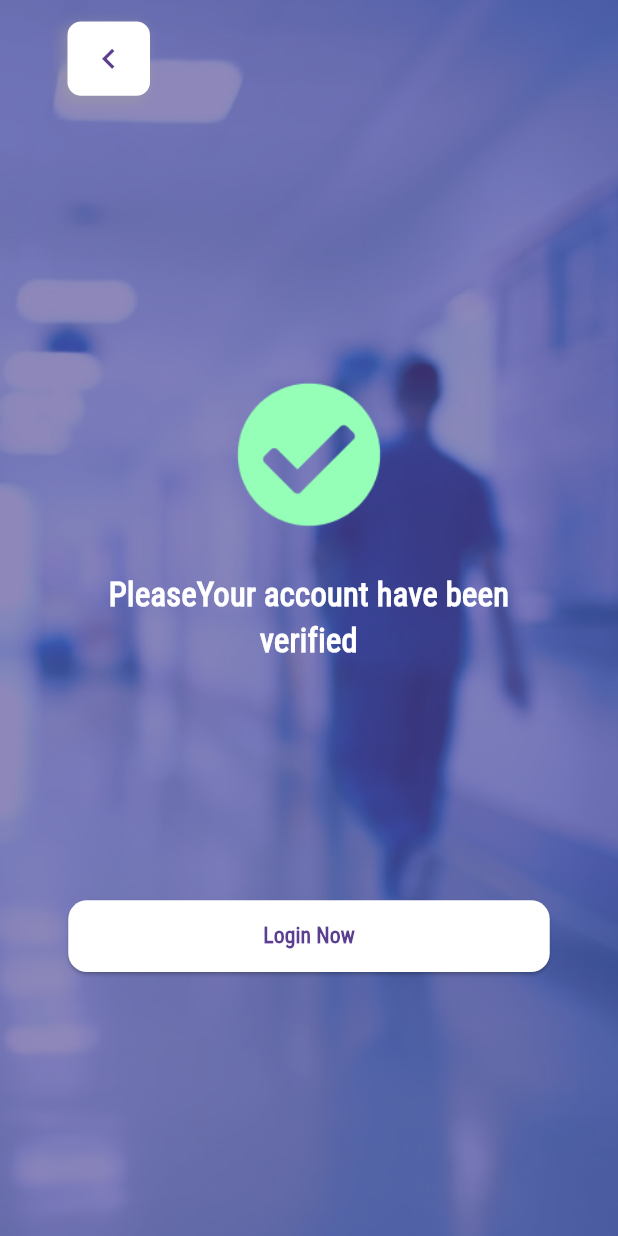
After one commit to Abdelrhman-M98/nuro_app, a Flutter app: the PatientInfoView screen opened by its route, after a tap on "Verify Data", on a phone screen of 412 x 824 dp. The commit adds this screen. Run offline on Flutter 3.47's test engine with Material 3 defaults, Android fonts, the phone set to English and light mode, and no system bars; our stand-ins replace fl_chart, flutter_screenutil, font_awesome_flutter, go_router.

Commit message:
finish Verify Data view

```diff
--- a/lib/Core/utils/app_assets.dart
+++ b/lib/Core/utils/app_assets.dart
@@ -1,3 +1,7 @@
 class AppAssets {
   static const String kSplashImage = 'assets/images/BLUE2COLOR.png';
+  static const String kGoogleIcon = 'assets/images/google_icon.png';
+  static const String kHospitalIcon = 'assets/images/HospitalImage.png';
+  static const String kCoffeeIcon = 'assets/images/coffee-img.png';
+  static const String kDoneIcon = 'assets/images/check-circle.png';
 }
--- a/lib/Core/utils/app_routes.dart
+++ b/lib/Core/utils/app_routes.dart
@@ -7,6 +7,7 @@ import 'package:neuro_app/Features/Entry_View/presentation/view/entry_view.dart'
 import 'package:neuro_app/Features/Entry_View/presentation/view/patient_info_view.dart';
 import 'package:neuro_app/Features/Entry_View/presentation/view/user_type_view.dart';
 import 'package:neuro_app/Features/Splash_View/presentation/splash_view.dart';
+import 'package:neuro_app/Features/Verifying_Data/Presentation/view/verifying_data_view.dart';
 
 abstract class AppRouter {
   static const kLoginView = '/loginView';
@@ -15,6 +16,7 @@ abstract class AppRouter {
   static const kDoctorInfoView = '/doctorInfoView';
   static const kDetailsForDoctorView = '/detailsForDoctorView';
   static const kAllPatientsView = '/allPatientsView';
+  static const kVerifyDataView = '/verifyDataView';
 
   static final router = GoRouter(
     routes: [
@@ -54,6 +56,10 @@ abstract class AppRouter {
         path: kAllPatientsView,
         builder: (context, state) => AllPatientsView(),
       ),
+      GoRoute(
+        path: kVerifyDataView,
+        builder: (context, state) => VerifyingDataView(),
+      ),
     ],
   );
 }
--- a/lib/Features/Entry_View/presentation/view/patient_info_view.dart
+++ b/lib/Features/Entry_View/presentation/view/patient_info_view.dart
@@ -1,10 +1,36 @@
 import 'package:flutter/material.dart';
+import 'package:flutter_screenutil/flutter_screenutil.dart';
+import 'package:go_router/go_router.dart';
+import 'package:neuro_app/Core/utils/app_routes.dart';
+import 'package:neuro_app/Core/utils/custom_appbar_button.dart';
+import 'package:neuro_app/Core/utils/custom_button.dart';
 
 class PatientInfoView extends StatelessWidget {
   const PatientInfoView({super.key});
 
   @override
   Widget build(BuildContext context) {
-    return Container();
+    return Scaffold(
+      body: SafeArea(
+        child: Padding(
+          padding: EdgeInsets.symmetric(horizontal: 45.w),
+          child: Column(
+            children: [
+              CustomAppBarButton(
+                onPressed: () {
+                  GoRouter.of(context).go(AppRouter.kUserTypeView);
+                },
+              ),
+              CustomButton(
+                text: "Verify Data",
+                onPressed: () {
+                  GoRouter.of(context).go(AppRouter.kVerifyDataView);
+                },
+              ),
+            ],
+          ),
+        ),
+      ),
+    );
   }
 }
--- /dev/null
+++ b/lib/Features/Verifying_Data/Presentation/view/Widgets/success_validate_widget.dart
@@ -0,0 +1,52 @@
+import 'package:flutter/material.dart';
+import 'package:flutter_screenutil/flutter_screenutil.dart';
+import 'package:neuro_app/Core/utils/app_assets.dart';
+import 'package:neuro_app/Core/utils/const.dart';
+import 'package:neuro_app/Core/utils/styles.dart';
+
+class SuccessValidation extends StatelessWidget {
+  const SuccessValidation({super.key});
+
+  @override
+  Widget build(BuildContext context) {
+    return Expanded(
+      child: Center(
+        child: Column(
+          mainAxisSize: MainAxisSize.min,
+          children: [
+            Image.asset(AppAssets.kDoneIcon, width: 109.w, height: 109.h),
+            SizedBox(height: 32.h),
+            Padding(
+              padding: EdgeInsets.symmetric(horizontal: 61.w),
+              child: Text(
+                "PleaseYour account have been verified",
+                maxLines: 2,
+                textAlign: TextAlign.center,
+                style: FontStyles.roboto24.copyWith(color: Colors.white),
+              ),
+            ),
+            SizedBox(height: 175.h),
+            ElevatedButton(
+              onPressed: () {},
+              style: ElevatedButton.styleFrom(
+                backgroundColor: Colors.white,
+                padding: EdgeInsets.symmetric(vertical: 15.h),
+                minimumSize: Size(321.w, 52.h),
+                shape: RoundedRectangleBorder(
+                  borderRadius: BorderRadius.circular(14.r),
+                ),
+              ),
+              child: Text(
+                "Login Now",
+                style: FontStyles.roboto16.copyWith(
+                  color: kPrimaryColor,
+                  fontWeight: FontWeight.w800,
+                ),
+              ),
+            ),
+          ],
+        ),
+      ),
+    );
+  }
+}
--- /dev/null
+++ b/lib/Features/Verifying_Data/Presentation/view/Widgets/wait_data_validate_widget.dart
@@ -0,0 +1,39 @@
+import 'package:flutter/material.dart';
+import 'package:flutter_screenutil/flutter_screenutil.dart';
+import 'package:neuro_app/Core/utils/app_assets.dart';
+import 'package:neuro_app/Core/utils/styles.dart';
+
+class WaitDataValidation extends StatelessWidget {
+  const WaitDataValidation({super.key});
+
+  @override
+  Widget build(BuildContext context) {
+    return Expanded(
+      child: Center(
+        child: Column(
+          mainAxisSize: MainAxisSize.min,
+          children: [
+            Image.asset(AppAssets.kCoffeeIcon, width: 109.w, height: 109.h),
+            SizedBox(height: 32.h),
+            Padding(
+              padding: EdgeInsets.symmetric(horizontal: 61.w),
+              child: Text(
+                "Please take a cup of coffee until verification",
+                maxLines: 2,
+                textAlign: TextAlign.center,
+                style: FontStyles.roboto24.copyWith(color: Colors.white),
+              ),
+            ),
+            SizedBox(height: 32.h),
+            Text(
+              "Almost from 10 mins to 30 mins",
+              maxLines: 2,
+              textAlign: TextAlign.center,
+              style: FontStyles.roboto16.copyWith(color: Colors.white),
+            ),
+          ],
+        ),
+      ),
+    );
+  }
+}
--- /dev/null
+++ b/lib/Features/Verifying_Data/Presentation/view/verifying_data_view.dart
@@ -0,0 +1,43 @@
+import 'package:flutter/material.dart';
+import 'package:flutter_screenutil/flutter_screenutil.dart';
+import 'package:neuro_app/Core/utils/app_assets.dart';
+import 'package:neuro_app/Core/utils/const.dart';
+import 'package:neuro_app/Core/utils/custom_appbar_button.dart';
+import 'package:neuro_app/Features/Verifying_Data/Presentation/view/Widgets/success_validate_widget.dart';
+import 'package:neuro_app/Features/Verifying_Data/Presentation/view/Widgets/wait_data_validate_widget.dart';
+
+class VerifyingDataView extends StatelessWidget {
+  const VerifyingDataView({super.key});
+
+  @override
+  Widget build(BuildContext context) {
+    bool isVerified = true;
+    return Scaffold(
+      body: Stack(
+        alignment: Alignment.center,
+        children: [
+          Positioned.fill(
+            child: Image.asset(AppAssets.kHospitalIcon, fit: BoxFit.cover),
+          ),
+          Positioned.fill(
+            child: Container(color: kPrimaryColor.withOpacity(0.62)),
+          ),
+          SafeArea(
+            child: Column(
+              children: [
+                Padding(
+                  padding: EdgeInsets.symmetric(
+                    horizontal: 45.w,
+                    vertical: 16.h,
+                  ),
+                  child: Row(children: [CustomAppBarButton(onPressed: () {})]),
+                ),
+                isVerified ? SuccessValidation() : WaitDataValidation(),
+              ],
+            ),
+          ),
+        ],
+      ),
+    );
+  }
+}
```
Also changed, not shown: assets/images/HospitalImage.png (added), assets/images/check-circle.png (added), assets/images/check-circle.svg (deleted), assets/images/coffee-img.png (added), assets/images/coffee-img.svg (deleted).
